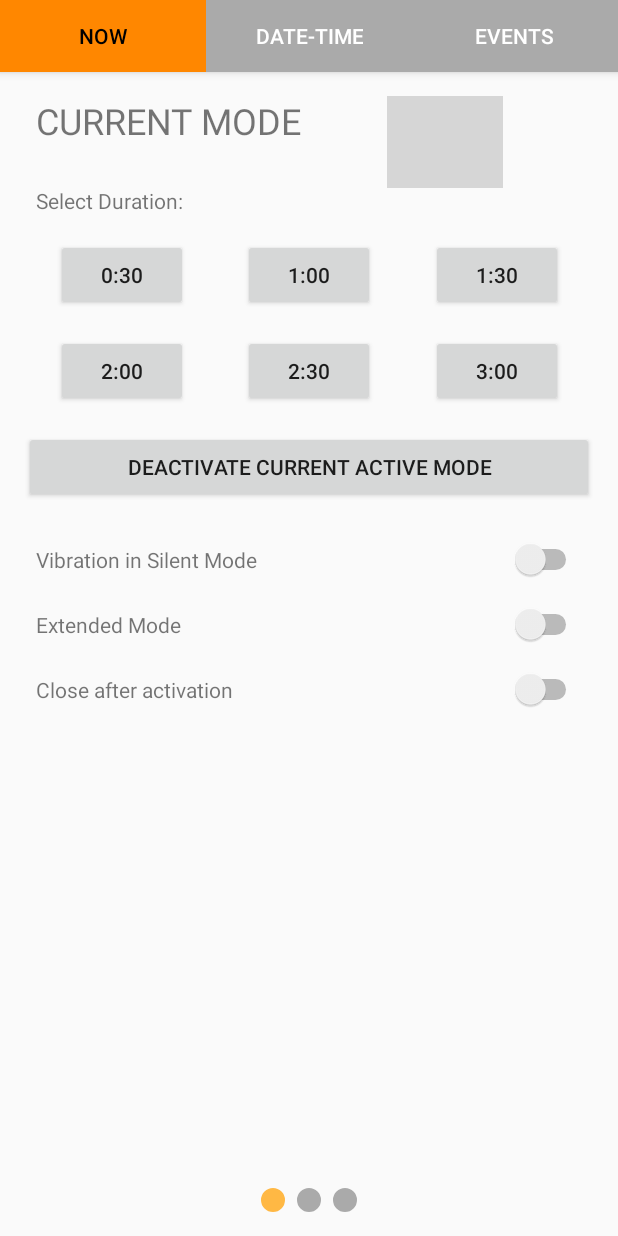
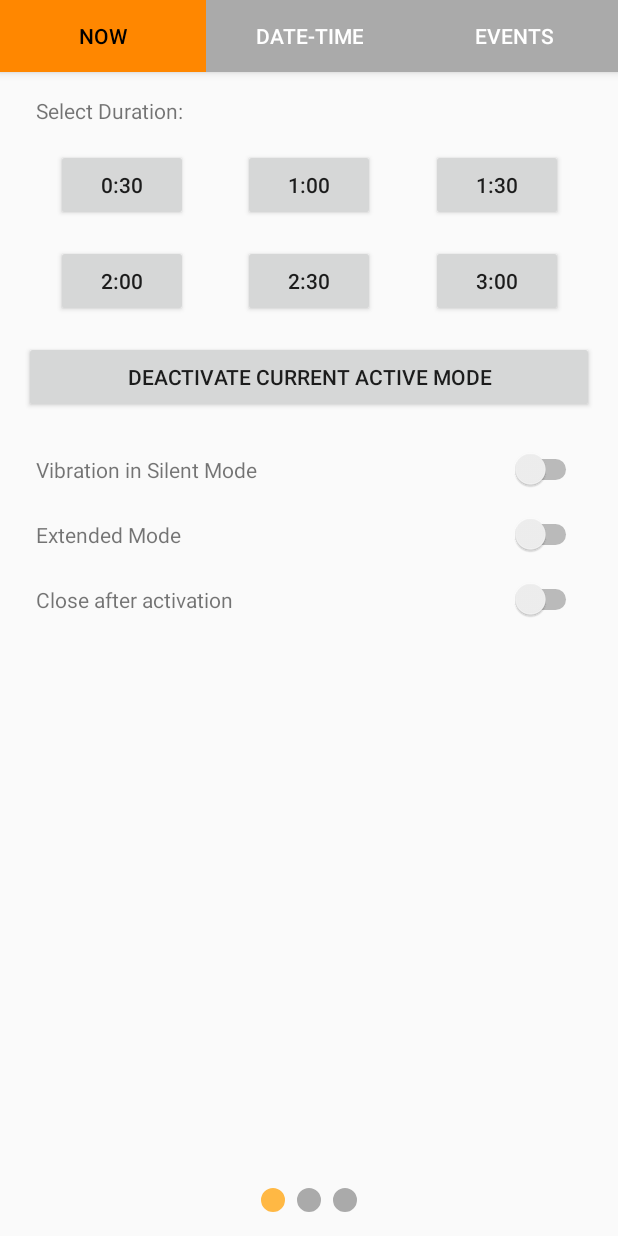
Before and after one commit to xenobius4slash/dva232_mobile_app, an Android app: the screen it shows after launch (MainActivity), on a phone screen of 412 x 824 dp. Run offline under Robolectric (Android 15) with nearby library versions, the phone set to English and light mode, and no system bars; grey boxes are pictures that could not be loaded.

Commit message:
changes and updates

```diff
--- a/app/src/main/java/se/mdh/dva232/project/shutup/Fragment0.java
+++ b/app/src/main/java/se/mdh/dva232/project/shutup/Fragment0.java
@@ -293,11 +293,11 @@ public class Fragment0 extends Fragment {
             rootView = inflater.inflate(R.layout.fragment_fragment0, container, false);
 
             //imageviews
-            final ImageView silent_image = rootView.findViewById(R.id.silent_image);
-            final ImageView normal_image = rootView.findViewById(R.id.normal_image);
-            final ImageView vibration_image = rootView.findViewById(R.id.vibration_image);
+            //final ImageView silent_image = rootView.findViewById(R.id.silent_image);
+            //final ImageView normal_image = rootView.findViewById(R.id.normal_image);
+            //final ImageView vibration_image = rootView.findViewById(R.id.vibration_image);
 
-            selectAudioModeForImage(silent_image,normal_image,vibration_image);
+            //selectAudioModeForImage(silent_image,normal_image,vibration_image);
 
             /*
              *  Buttons: silent for duration
@@ -322,7 +322,7 @@ public class Fragment0 extends Fragment {
                 @Override
                 public void onClick(View v) {
                     doActivateSilentModeFromNowByButton(EC, btnDuration1.getText().toString(),"duration");
-                    selectAudioModeForImage(silent_image,normal_image,vibration_image);
+                    //selectAudioModeForImage(silent_image,normal_image,vibration_image);
                     goToBackgroundIfIsActivated();
                 }
             });
@@ -340,7 +340,7 @@ public class Fragment0 extends Fragment {
                 @Override
                 public void onClick(View v) {
                     doActivateSilentModeFromNowByButton(EC, btnDuration2.getText().toString(),"duration");
-                    selectAudioModeForImage(silent_image,normal_image,vibration_image);
+                    //selectAudioModeForImage(silent_image,normal_image,vibration_image);
                     goToBackgroundIfIsActivated();
                 }
             });
@@ -358,7 +358,7 @@ public class Fragment0 extends Fragment {
                 @Override
                 public void onClick(View v) {
                     doActivateSilentModeFromNowByButton(EC, btnDuration3.getText().toString(),"duration");
-                    selectAudioModeForImage(silent_image,normal_image,vibration_image);
+                    //selectAudioModeForImage(silent_image,normal_image,vibration_image);
                     goToBackgroundIfIsActivated();
                 }
             });
@@ -376,7 +376,7 @@ public class Fragment0 extends Fragment {
                 @Override
                 public void onClick(View v) {
                     doActivateSilentModeFromNowByButton(EC, btnDuration4.getText().toString(),"duration");
-                    selectAudioModeForImage(silent_image,normal_image,vibration_image);
+                    //selectAudioModeForImage(silent_image,normal_image,vibration_image);
                     goToBackgroundIfIsActivated();
                 }
             });
@@ -394,7 +394,7 @@ public class Fragment0 extends Fragment {
                 @Override
                 public void onClick(View v) {
                     doActivateSilentModeFromNowByButton(EC, btnDuration5.getText().toString(),"duration");
-                    selectAudioModeForImage(silent_image,normal_image,vibration_image);
+                    //selectAudioModeForImage(silent_image,normal_image,vibration_image);
                     goToBackgroundIfIsActivated();
                 }
             });
@@ -412,7 +412,7 @@ public class Fragment0 extends Fragment {
                 @Override
                 public void onClick(View v) {
                     doActivateSilentModeFromNowByButton(EC, btnDuration6.getText().toString(),"duration");
-                    selectAudioModeForImage(silent_image,normal_image,vibration_image);
+                    //selectAudioModeForImage(silent_image,normal_image,vibration_image);
                     goToBackgroundIfIsActivated();
                 }
             });
@@ -435,7 +435,7 @@ public class Fragment0 extends Fragment {
                 public void onClick(View v) {
                     if ( settings.getBoolean("silent_mode_active", true) ) {
                         doDeactivateSilentModeByButton();
-                        selectAudioModeForImage(silent_image,normal_image,vibration_image);
+                        //selectAudioModeForImage(silent_image,normal_image,vibration_image);
                     } else {
                         Toast.makeText(getContext(), "no silent mode active", Toast.LENGTH_SHORT).show();
                     }
@@ -636,7 +636,7 @@ public class Fragment0 extends Fragment {
 
 
 
-    private void selectAudioModeForImage(ImageView silent, ImageView normal, ImageView vibration)
+    /*private void selectAudioModeForImage(ImageView silent, ImageView normal, ImageView vibration)
     {
         SystemClock.sleep(1000);
         AudioManager AM = (AudioManager) getContext().getSystemService(getContext().AUDIO_SERVICE);
@@ -668,7 +668,7 @@ public class Fragment0 extends Fragment {
 
         }
 
-    }
+    }*/
 
 
 }
--- a/app/src/main/java/se/mdh/dva232/project/shutup/Fragment2.java
+++ b/app/src/main/java/se/mdh/dva232/project/shutup/Fragment2.java
@@ -22,11 +22,7 @@ public class Fragment2 extends Fragment {
 
 
 
-    element[] values = {
-            new element( "event 1", "12/07/2019","12:54","13:00"),
-            new element("event 2","17/09/2019","12:45","13:56"),
-            new element("event 3","11/03/2019","10:34","11:45"),
-    };
+
 
 
     public Fragment2() {
--- a/app/src/main/java/se/mdh/dva232/project/shutup/MainActivity.java
+++ b/app/src/main/java/se/mdh/dva232/project/shutup/MainActivity.java
@@ -182,8 +182,13 @@ public class MainActivity extends AppCompatActivity {
     private void showStartDialog()
     {
         new AlertDialog.Builder(this)
-                .setTitle("one time dialog")
-                .setMessage("This text only appear once at start of application")
+                .setTitle(getString(R.string.manual_title))
+                /*
+                It is possible to change the default value of each button (time) at the page "NOW".
+                For changing the value press and hold the button.
+                */
+
+                .setMessage(getString(R.string.manual_message))
                 .setPositiveButton("OK", new DialogInterface.OnClickListener() {
                     @Override
                     public void onClick(DialogInterface dialog, int which) {
--- a/app/src/main/res/layout-land/fragment_fragment0.xml
+++ b/app/src/main/res/layout-land/fragment_fragment0.xml
@@ -7,29 +7,16 @@
     android:windowSoftInputMode="stateAlwaysHidden">
 
     <TextView
-        android:id="@+id/f0_normal_text_current_mode"
+        android:id="@+id/f0_normal_text_select_duration"
         android:layout_width="wrap_content"
         android:layout_height="wrap_content"
         android:layout_marginStart="8dp"
         android:layout_marginLeft="8dp"
         android:layout_marginTop="8dp"
-        android:text="@string/textView1"
-        android:textSize="24sp"
-        app:layout_constraintBottom_toTopOf="@+id/f0_normal_text_select_duration"
-        app:layout_constraintStart_toStartOf="parent"
-        app:layout_constraintTop_toTopOf="parent" />
-
-    <TextView
-        android:id="@+id/f0_normal_text_select_duration"
-        android:layout_width="wrap_content"
-        android:layout_height="wrap_content"
-        android:layout_marginStart="8dp"
-        android:layout_marginLeft="8dp"
-        android:layout_marginTop="16dp"
         android:text="@string/textView2"
         app:layout_constraintBottom_toTopOf="@+id/f0_normal_btn_duration_1"
         app:layout_constraintStart_toStartOf="parent"
-        app:layout_constraintTop_toBottomOf="@+id/f0_normal_text_current_mode" />
+        app:layout_constraintTop_toTopOf="parent" />
 
     <Button
         android:id="@+id/f0_normal_btn_duration_1"
@@ -178,34 +165,4 @@
         app:layout_constraintBaseline_toBaselineOf="@+id/f0_normal_btn_deactivate"
         app:layout_constraintEnd_toEndOf="parent" />
 
-    <ImageView
-        android:id="@+id/silent_image"
-        android:layout_width="105dp"
-        android:layout_height="82dp"
-        android:layout_marginStart="136dp"
-        android:layout_marginLeft="136dp"
-        android:layout_marginTop="12dp"
-        app:layout_constraintStart_toEndOf="@+id/f0_normal_text_current_mode"
-        app:layout_constraintTop_toTopOf="parent" />
-
-    <ImageView
-        android:id="@+id/normal_image"
-        android:layout_width="105dp"
-        android:layout_height="82dp"
-        android:layout_marginStart="136dp"
-        android:layout_marginLeft="136dp"
-        android:layout_marginTop="12dp"
-        app:layout_constraintStart_toEndOf="@+id/f0_normal_text_current_mode"
-        app:layout_constraintTop_toTopOf="parent" />
-
-    <ImageView
-        android:id="@+id/vibration_image"
-        android:layout_width="105dp"
-        android:layout_height="82dp"
-        android:layout_marginStart="136dp"
-        android:layout_marginLeft="136dp"
-        android:layout_marginTop="12dp"
-        app:layout_constraintStart_toEndOf="@+id/f0_normal_text_current_mode"
-        app:layout_constraintTop_toTopOf="parent" />
-
 </android.support.constraint.ConstraintLayout>
--- a/app/src/main/res/layout/fragment_fragment0.xml
+++ b/app/src/main/res/layout/fragment_fragment0.xml
@@ -8,60 +8,15 @@
     android:windowSoftInputMode="stateAlwaysHidden">
 
     <TextView
-        android:id="@+id/f0_normal_text_current_mode"
-        android:layout_width="206dp"
-        android:layout_height="36dp"
-        android:layout_marginStart="24dp"
-        android:layout_marginLeft="24dp"
-        android:layout_marginTop="16dp"
-        android:text="@string/textView1"
-        android:textSize="24sp"
-        app:layout_constraintStart_toStartOf="parent"
-        app:layout_constraintTop_toTopOf="parent" />
-
-    <ImageView
-        android:id="@+id/normal_image"
-        android:layout_width="77dp"
-        android:layout_height="61dp"
-        android:layout_marginStart="28dp"
-        android:layout_marginLeft="28dp"
-        android:layout_marginTop="16dp"
-        app:layout_constraintStart_toEndOf="@+id/f0_normal_text_current_mode"
-        app:layout_constraintTop_toTopOf="parent"
-        android:contentDescription="Normal" />
-
-    <ImageView
-        android:id="@+id/silent_image"
-        android:layout_width="77dp"
-        android:layout_height="61dp"
-        android:layout_marginStart="28dp"
-        android:layout_marginLeft="28dp"
-        android:layout_marginTop="16dp"
-        app:layout_constraintStart_toEndOf="@+id/f0_normal_text_current_mode"
-        app:layout_constraintTop_toTopOf="parent"
-        android:contentDescription="Silent" />
-
-    <ImageView
-        android:id="@+id/vibration_image"
-        android:layout_width="77dp"
-        android:layout_height="61dp"
-        android:layout_marginStart="28dp"
-        android:layout_marginLeft="28dp"
-        android:layout_marginTop="16dp"
-        app:layout_constraintStart_toEndOf="@+id/f0_normal_text_current_mode"
-        app:layout_constraintTop_toTopOf="parent"
-        android:contentDescription="Vibration" />
-
-    <TextView
         android:id="@+id/f0_normal_text_select_duration"
         android:layout_width="wrap_content"
         android:layout_height="wrap_content"
         android:layout_marginStart="24dp"
         android:layout_marginLeft="24dp"
-        android:layout_marginTop="24dp"
+        android:layout_marginTop="16dp"
         android:text="@string/textView2"
         app:layout_constraintStart_toStartOf="parent"
-        app:layout_constraintTop_toBottomOf="@+id/f0_normal_text_current_mode" />
+        app:layout_constraintTop_toTopOf="parent" />
 
     <Button
         android:id="@+id/f0_normal_btn_duration_1"
--- a/app/src/main/res/values/strings.xml
+++ b/app/src/main/res/values/strings.xml
@@ -29,7 +29,14 @@
     <string name="f1_select_date_text"> - </string>
     <string name="f1_activate_button">ACTIVATE EVENT</string>
     <string name="f1_text_end_time_next_day_string">next day</string>
-    <string name="f2_text_current_events">CURRENT EVENTS</string>
+    <string name="f2_text_current_events">SAVED EVENTS</string>
+    <string name="f3_confirm_delete_title">Delete Event?</string>
+    <string name="f3_confirm_delete_message"></string>
+    <string name="manual_message">It is possible to change the default value of each button (time) at the page \"NOW\".\n
+                For changing the value press and hold the button.</string>
+    <string name="manual_title">MANUAL</string>
+
+
 
 
     <string-array name="Select">
```
Also changed, not shown: app/src/main/java/se/mdh/dva232/project/shutup/EventController.java (+13 -0 lines), app/src/main/java/se/mdh/dva232/project/shutup/ListView_Adapter2.java (+30 -5 lines), app/src/main/java/se/mdh/dva232/project/shutup/element.java (deleted, +0 -17 lines), app/src/main/res/layout/fragment_fragment1.xml (+2 -14 lines).
